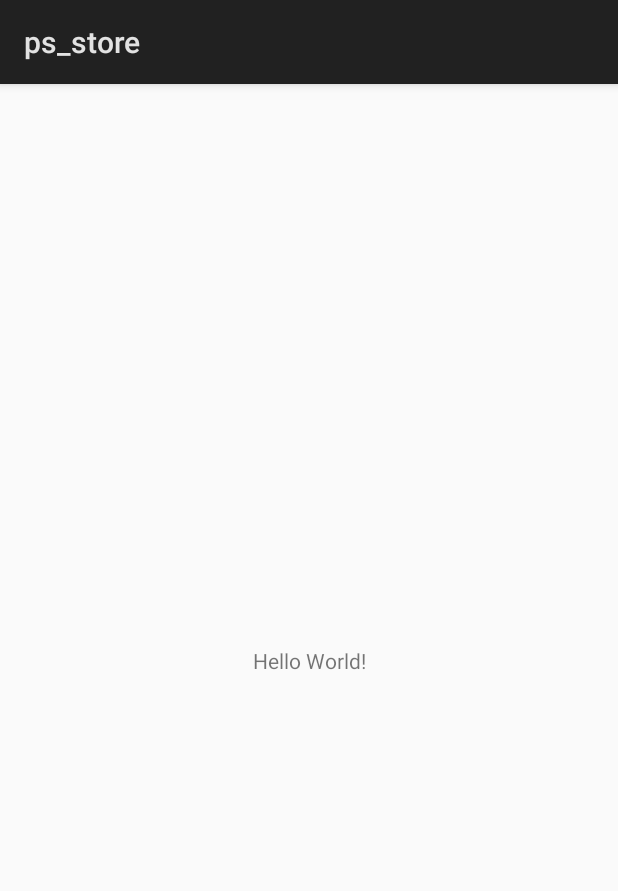
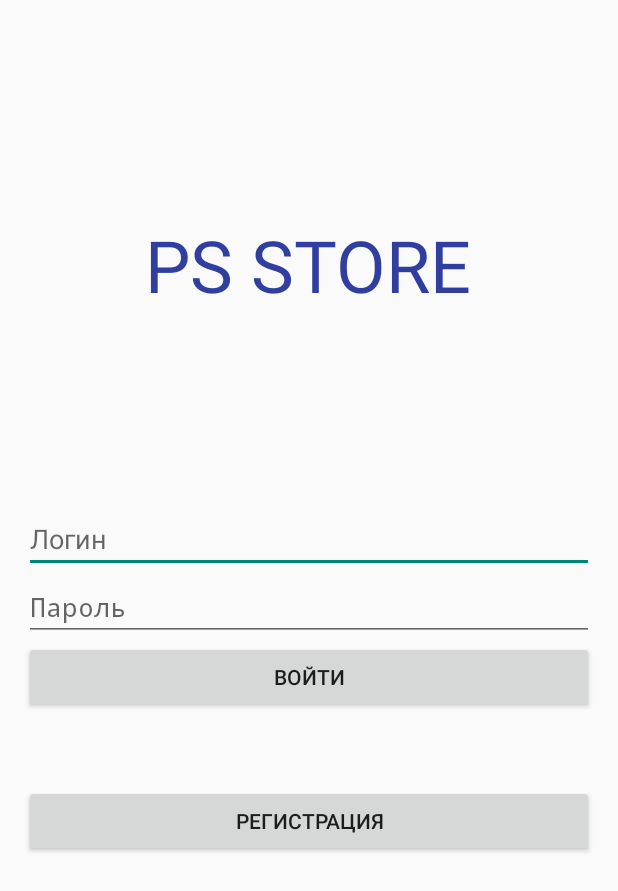
Before and after one commit to batuevAA/ps_store, an Android app: the screen it shows after launch (MainActivity), on a phone screen of 412 x 824 dp. Shown: the top 891 px of the screen. Run offline under Robolectric (Android 15) with nearby library versions, the phone set to English and light mode, and no system bars.

Commit message:
Экран приветствия

```diff
--- a/app/src/main/res/layout/activity_main.xml
+++ b/app/src/main/res/layout/activity_main.xml
@@ -1,5 +1,5 @@
 <?xml version="1.0" encoding="utf-8"?>
-<android.support.constraint.ConstraintLayout
+<ScrollView
         xmlns:android="http://schemas.android.com/apk/res/android"
         xmlns:tools="http://schemas.android.com/tools"
         xmlns:app="http://schemas.android.com/apk/res-auto"
@@ -7,13 +7,64 @@
         android:layout_height="match_parent"
         tools:context=".MainActivity">
 
-    <TextView
-            android:layout_width="wrap_content"
+    <LinearLayout
+            android:layout_width="match_parent"
             android:layout_height="wrap_content"
-            android:text="Hello World!"
-            app:layout_constraintBottom_toBottomOf="parent"
-            app:layout_constraintLeft_toLeftOf="parent"
-            app:layout_constraintRight_toRightOf="parent"
-            app:layout_constraintTop_toTopOf="parent"/>
+            android:orientation="vertical"
+            android:padding="16dp"
+    >
 
-</android.support.constraint.ConstraintLayout>
+        <Space
+                android:layout_width="match_parent"
+                android:layout_height="128dp"
+        />
+
+        <TextView
+                android:layout_width="wrap_content"
+                android:layout_height="wrap_content"
+                android:text="PS STORE"
+                android:layout_gravity="center"
+                android:textColor="@color/colorPrimaryDark"
+                android:textSize="48dp"/>
+
+        <Space
+                android:layout_width="match_parent"
+                android:layout_height="128dp"
+        />
+
+        <EditText
+                android:id="@+id/login"
+                android:layout_width="match_parent"
+                android:layout_height="wrap_content"
+                android:inputType="text"
+                android:hint="Логин"/>
+
+
+        <EditText
+                android:id="@+id/password"
+                android:layout_width="match_parent"
+                android:layout_height="wrap_content"
+                android:password="true"
+                android:inputType="text"
+                android:hint="Пароль"/>
+
+        <Button
+                android:layout_width="match_parent"
+                android:layout_height="match_parent"
+                android:text="войти"/>
+
+        <Space
+                android:layout_width="match_parent"
+                android:layout_height="48dp"
+        />
+
+        <Button
+                android:layout_width="match_parent"
+                android:layout_height="match_parent"
+                android:text="регистрация"/>
+
+
+    </LinearLayout>
+
+
+</ScrollView>
--- a/app/src/main/res/values/styles.xml
+++ b/app/src/main/res/values/styles.xml
@@ -1,7 +1,7 @@
 <resources>
 
     <!-- Base application theme. -->
-    <style name="AppTheme" parent="android:Theme.Material.Light.DarkActionBar">
+    <style name="AppTheme" parent="android:Theme.Material.Light.NoActionBar.Fullscreen">
         <!-- Customize your theme here. -->
     </style>
 
```
Also changed, not shown: app/src/main/java/ps_store/batuev/com/ps_store/Game.java (+22 -11 lines), app/src/main/java/ps_store/batuev/com/ps_store/GamePlatform.java (added, +7 -0 lines), app/src/main/java/ps_store/batuev/com/ps_store/ServerApi.java (added, +33 -0 lines).
